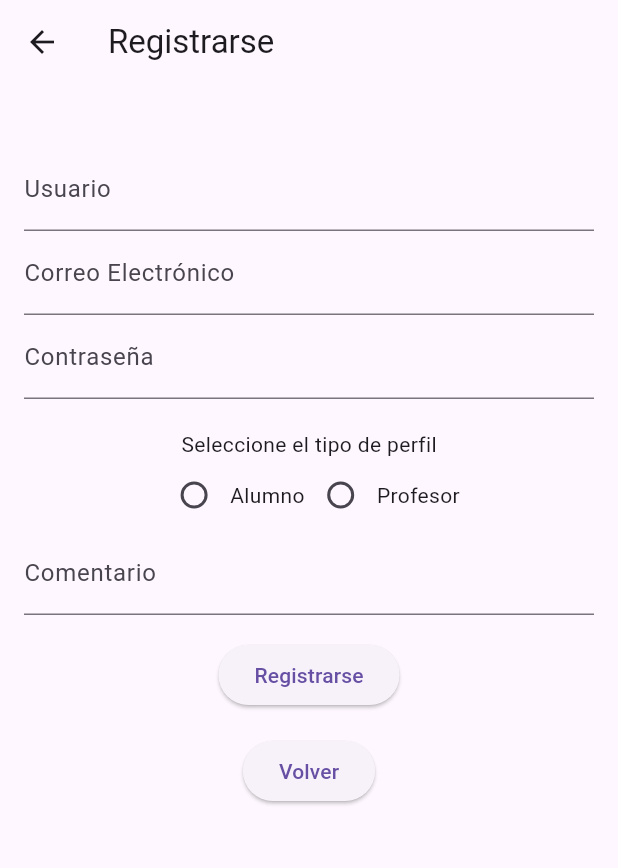
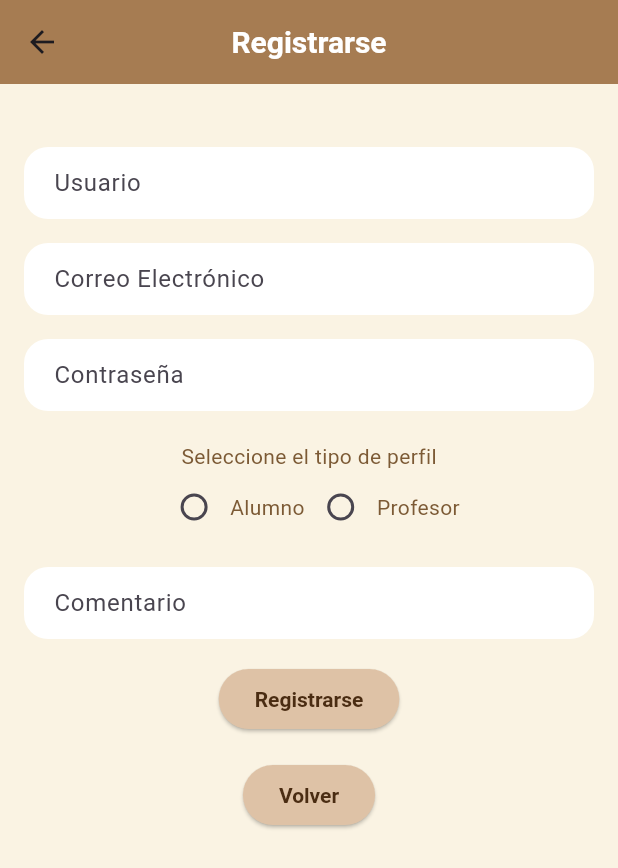
Before and after one commit to JordiFigueras1/TeachMe_App_Flutter_EA, a Flutter app: the screen it shows after launch, after a tap on "Registrarse", on a phone screen of 412 x 824 dp. Shown: the top 868 px of the screen. Run offline on Flutter 3.47's test engine with Material 3 defaults, Android fonts, the phone set to English and light mode, and no system bars; our stand-ins replace dio, get; network calls fail.

Commit message:
prototip app 1

```diff
--- a/lib/Widgets/bottomNavigationBar.dart
+++ b/lib/Widgets/bottomNavigationBar.dart
@@ -1,22 +1,40 @@
 import 'package:flutter/material.dart';
 import 'package:get/get.dart';
-import 'package:flutter_application_1/controllers/navigationController.dart';
 
-class BottomNavScaffold extends StatelessWidget {
+class BottomNavScaffold extends StatefulWidget {
   final Widget child;
-  final NavigationController navController = Get.put(NavigationController());
 
-  BottomNavScaffold({required this.child});
+  const BottomNavScaffold({required this.child, Key? key}) : super(key: key);
+
+  @override
+  _BottomNavScaffoldState createState() => _BottomNavScaffoldState();
+}
+
+class _BottomNavScaffoldState extends State<BottomNavScaffold> {
+  int _selectedIndex = 0;
+
+  // Lista de rutas para la navegación
+  final List<String> _routes = ['/home', '/usuarios', '/experiencies', '/perfil'];
+
+  void _onItemTapped(int index) {
+    if (_selectedIndex != index) {
+      setState(() {
+        _selectedIndex = index;
+      });
+      Get.offNamed(_routes[index]); // Cambiar de pantalla
+    }
+  }
 
   @override
   Widget build(BuildContext context) {
     return Scaffold(
-      body: child,
-      bottomNavigationBar: Obx(() => BottomNavigationBar(
-            currentIndex: navController.selectedIndex.value,
-            onTap: navController.navigateTo,
-            selectedItemColor: const Color.fromARGB(255, 92, 14, 105),
-            unselectedItemColor: Colors.black,
+      body: widget.child,
+      bottomNavigationBar: BottomNavigationBar(
+        currentIndex: _selectedIndex,
+        onTap: _onItemTapped,
+        selectedItemColor: const Color(0xFF8E2DE2),
+        unselectedItemColor: Colors.grey,
+        showUnselectedLabels: false,
         items: const [
           BottomNavigationBarItem(
             icon: Icon(Icons.home),
@@ -30,8 +48,12 @@ class BottomNavScaffold extends StatelessWidget {
             icon: Icon(Icons.local_activity),
             label: 'Experiencias',
           ),
+          BottomNavigationBarItem(
+            icon: Icon(Icons.person_outline),
+            label: 'Perfil',
+          ),
         ],
-          )),
+      ),
     );
   }
 }
--- a/lib/main.dart
+++ b/lib/main.dart
@@ -1,123 +1,39 @@
 import 'package:flutter/material.dart';
 import 'package:get/get.dart';
-import 'package:flutter_application_1/Widgets/bottomNavigationBar.dart';
+import 'package:flutter_application_1/theme/app_theme.dart';
+import 'package:flutter_application_1/widgets/bottomNavigationBar.dart';
+import 'package:flutter_application_1/screen/logIn.dart';
+import 'package:flutter_application_1/screen/register.dart';
+import 'package:flutter_application_1/screen/home.dart';
+import 'package:flutter_application_1/screen/user.dart';
 import 'package:flutter_application_1/screen/experiencies.dart';
-import 'package:flutter_application_1/screen/logIn.dart';
 import 'package:flutter_application_1/screen/perfil.dart';
-import 'package:flutter_application_1/screen/register.dart';
-import 'package:flutter_application_1/screen/user.dart';
-import 'package:flutter_application_1/screen/home.dart';
-
 
 void main() {
-  runApp(
-    MyApp(),
-  );
+  runApp(MyApp());
 }
 
 class MyApp extends StatelessWidget {
   @override
   Widget build(BuildContext context) {
-
-
     return GetMaterialApp(
       debugShowCheckedModeBanner: false,
-      initialRoute: '/login',
-      getPages: [
-        // Ruta de inicio de sesión
-        GetPage(
-          name: '/login',
-          page: () => LogInPage(),
-        ),
-        // Ruta de registro
-        GetPage(
-          name: '/register',
-          page: () => RegisterPage(),
-        ),
-        // Ruta de la pantalla principal con BottomNavScaffold
-        GetPage(
-          name: '/home',
-          page: () => BottomNavScaffold(child: HomePage()),
-        ),
-        GetPage(
-          name: '/usuarios',
-          page: () => BottomNavScaffold(child: UserPage()),
-        ),
-        GetPage(
-          name: '/experiencies',
-          page: () => BottomNavScaffold(child: ExperienciesPage()),
-        ),
-        GetPage(
-          name: '/perfil',
-          page: () => BottomNavScaffold(child: PerfilPage()),
-        ),
-      ],
+      title: 'Mi App Educativa', // Nombre de la aplicación
+      theme: AppTheme.lightTheme, // Tema global definido en app_theme.dart
+      initialRoute: '/login', // Ruta inicial de la aplicación
+      getPages: _getPages(), // Función para registrar las rutas
     );
   }
+
+  // Función que retorna las rutas de la aplicación
+  List<GetPage<dynamic>> _getPages() {
+    return [
+      GetPage(name: '/login', page: () => LogInPage()),
+      GetPage(name: '/register', page: () => RegisterPage()),
+      GetPage(name: '/home', page: () => BottomNavScaffold(child: HomePage())),
+      GetPage(name: '/usuarios', page: () => BottomNavScaffold(child: UserPage())),
+      GetPage(name: '/experiencies', page: () => BottomNavScaffold(child: ExperienciesPage())),
+      GetPage(name: '/perfil', page: () => BottomNavScaffold(child: PerfilPage())),
+    ];
+  }
 }
-
-/* class BottomNavScaffold extends StatefulWidget {
-  final Widget child;
-
-  const BottomNavScaffold({required this.child});
-
-  @override
-  _BottomNavScaffoldState createState() => _BottomNavScaffoldState();
-}
-
-class _BottomNavScaffoldState extends State<BottomNavScaffold> {
-  int _selectedIndex = 0;
-
-  void _onItemTapped(int index) {
-    setState(() {
-      _selectedIndex = index;
-    });
-
-    // Navegación usando Get.toNamed()
-    switch (_selectedIndex) {
-      case 0:
-        Get.toNamed('/home');
-        break;
-      case 1:
-        Get.toNamed('/usuarios');
-        break;
-      case 2:
-        Get.toNamed('/experiencies');
-        break;
-      case 3:
-        Get.toNamed('/perfil');
-        break;
-    }
-  }
-
-  @override
-  Widget build(BuildContext context) {
-    return Scaffold(
-      body: widget.child,
-      bottomNavigationBar: BottomNavigationBar(
-        currentIndex: _selectedIndex,
-        onTap: _onItemTapped,
-        selectedItemColor: const Color.fromARGB(255, 92, 14, 105),
-        unselectedItemColor: Colors.black,
-        items: const [
-          BottomNavigationBarItem(
-            icon: Icon(Icons.home),
-            label: 'Home',
-          ),
-          BottomNavigationBarItem(
-            icon: Icon(Icons.person),
-            label: 'Usuarios',
-          ),
-          BottomNavigationBarItem(
-            icon: Icon(Icons.local_activity),
-            label: 'Experiencias',
-          ),
-          BottomNavigationBarItem(
-            icon: Icon(Icons.person),
-            label: 'Perfil',
-          ),
-        ],
-      ),
-    );
-  }
-} */
--- a/lib/screen/logIn.dart
+++ b/lib/screen/logIn.dart
@@ -3,68 +3,129 @@ import 'package:get/get.dart';
 import 'package:flutter_application_1/controllers/userController.dart';
 
 class LogInPage extends StatelessWidget {
-  // Inyectar el controlador para que esté disponible en esta página
   final UserController userController = Get.put(UserController());
 
   @override
   Widget build(BuildContext context) {
     return Scaffold(
       appBar: AppBar(
-        title: Text('Iniciar Sesión'),
+        title: const Text('Iniciar Sesión'),
       ),
-      body: Padding(
-        padding: const EdgeInsets.all(16.0),
+      body: Center(
+        child: Padding(
+          padding: const EdgeInsets.symmetric(horizontal: 40.0), // Espaciado horizontal para centrar
+          child: SingleChildScrollView(
             child: Column(
+              mainAxisSize: MainAxisSize.min, // Ajusta el tamaño para centrar mejor
               mainAxisAlignment: MainAxisAlignment.center,
+              crossAxisAlignment: CrossAxisAlignment.stretch,
               children: [
+                // **Contenedor con la imagen cuadrada (logo)**
+                Container(
+                    width: 200, // Ancho del contenedor cuadrado
+                    height: 200, // Alto del contenedor cuadrado
+                    decoration: BoxDecoration(
+                        borderRadius: BorderRadius.circular(0), // Sin bordes redondeados
+                      ),
+                    child: ClipRRect(
+                        borderRadius: BorderRadius.circular(0), // Sin bordes redondeados
+                        child: Image.asset(
+                          'assets/images/mi_imagen.png', // Ruta de tu imagen
+                          fit: BoxFit.contain, // Ajustar la imagen sin recortarla
+                        ),
+                      ),
+                ),
+
+                const SizedBox(height: 30), // Espacio después del logo
+
+                // **Título**
+                Text(
+                  "Bienvenido de nuevo",
+                  style: Theme.of(context).textTheme.headlineLarge?.copyWith(
+                        fontWeight: FontWeight.bold,
+                        color: Theme.of(context).primaryColor,
+                      ),
+                  textAlign: TextAlign.center,
+                ),
+                const SizedBox(height: 30),
+
+                // **Campo de correo electrónico**
                 TextField(
                   controller: userController.mailController,
-              decoration: InputDecoration(labelText: 'Correo Electrónico'),
+                  decoration: const InputDecoration(
+                    labelText: 'Correo Electrónico',
+                    prefixIcon: Icon(Icons.email),
                   ),
+                ),
+                const SizedBox(height: 20),
+
+                // **Campo de contraseña**
                 TextField(
                   controller: userController.passwordController,
-              decoration: InputDecoration(labelText: 'Contraseña'),
+                  decoration: const InputDecoration(
+                    labelText: 'Contraseña',
+                    prefixIcon: Icon(Icons.lock),
+                  ),
                   obscureText: true,
                 ),
-            SizedBox(height: 16),
+                const SizedBox(height: 30),
 
-            // Mostrar CircularProgressIndicator o el botón, según el estado de carga
+                // **Botón de iniciar sesión**
                 Obx(() {
                   if (userController.isLoading.value) {
-                return CircularProgressIndicator();
+                    return const Center(
+                      child: CircularProgressIndicator(),
+                    );
                   } else {
                     return ElevatedButton(
                       onPressed: () {
                         userController.logIn();
                       },
-                  child: Text('Iniciar Sesión'),
+                      style: ElevatedButton.styleFrom(
+                        backgroundColor: const Color(0xFFDEC2A6), // Fondo beige claro
+                      ),
+                      child: const Text(
+                        'Iniciar Sesión',
+                        style: TextStyle(color: Color(0xFF4A2C12)), // Texto marrón oscuro
+                      ),
                     );
                   }
                 }),
 
-            // Mostrar mensaje de error si existe
+                const SizedBox(height: 16),
+
+                // **Mensaje de error si existe**
                 Obx(() {
                   if (userController.errorMessage.isNotEmpty) {
                     return Padding(
-                  padding: const EdgeInsets.only(top: 8.0),
+                      padding: const EdgeInsets.only(top: 12.0),
                       child: Text(
                         userController.errorMessage.value,
-                    style: TextStyle(color: Colors.red),
+                        style: const TextStyle(color: Colors.red),
+                        textAlign: TextAlign.center,
                       ),
                     );
                   } else {
-                return Container();
+                    return const SizedBox.shrink();
                   }
                 }),
 
-            SizedBox(height: 16),
+                const SizedBox(height: 16),
 
-            // Botón para navegar a la página de registro
+                // **Botón para registrarse**
                 ElevatedButton(
                   onPressed: () => Get.toNamed('/register'),
-              child: Text('Registrarse'),
+                  style: ElevatedButton.styleFrom(
+                    backgroundColor: const Color(0xFFDEC2A6), // Botón beige claro
+                  ),
+                  child: const Text(
+                    'Registrarse',
+                    style: TextStyle(color: Color(0xFF4A2C12)), // Texto marrón oscuro
+                  ),
                 ),
               ],
+            ),
+          ),
         ),
       ),
     );
--- a/lib/screen/register.dart
+++ b/lib/screen/register.dart
@@ -8,7 +8,7 @@ class RegisterPage extends StatelessWidget {
   @override
   Widget build(BuildContext context) {
     return Scaffold(
-      appBar: AppBar(title: Text('Registrarse')),
+      appBar: AppBar(title: const Text('Registrarse')),
       body: SizedBox.expand(
         child: SingleChildScrollView(
           child: Padding(
@@ -17,27 +17,31 @@ class RegisterPage extends StatelessWidget {
               mainAxisAlignment: MainAxisAlignment.center,
               mainAxisSize: MainAxisSize.min,
               children: [
-                SizedBox(height: 26),
+                const SizedBox(height: 26),
+                // **Campo de usuario**
                 TextField(
                   controller: registerController.nameController,
-                  decoration: InputDecoration(labelText: 'Usuario'),
+                  decoration: const InputDecoration(labelText: 'Usuario'),
                 ),
+                const SizedBox(height: 16), // Espacio entre los campos
+                // **Campo de correo electrónico**
                 TextField(
                   controller: registerController.mailController,
                   keyboardType: TextInputType.emailAddress,
-                  decoration: InputDecoration(labelText: 'Correo Electrónico'),
+                  decoration: const InputDecoration(labelText: 'Correo Electrónico'),
                 ),
+                const SizedBox(height: 16), // Espacio entre los campos
+                // **Campo de contraseña**
                 TextField(
                   controller: registerController.passwordController,
-                  decoration: InputDecoration(labelText: 'Contraseña'),
+                  decoration: const InputDecoration(labelText: 'Contraseña'),
                   obscureText: true,
                 ),
-                SizedBox(height: 20),
-                Text('Seleccione el tipo de perfil'),
+                const SizedBox(height: 20), // Espacio entre los campos
+                // **Seleccionar tipo de perfil**
+                const Text('Seleccione el tipo de perfil'),
                 Padding(
-                  padding: const EdgeInsets.symmetric(
-                    horizontal: 30,
-                  ),
+                  padding: const EdgeInsets.symmetric(horizontal: 30),
                   child: GetBuilder<RegisterController>(builder: (controller) {
                     return Row(
                       mainAxisAlignment: MainAxisAlignment.center,
@@ -50,9 +54,7 @@ class RegisterPage extends StatelessWidget {
                             controller.setPerfil(value!);
                           },
                         ),
-                        const Text(
-                          'Alumno',
-                        ),
+                        const Text('Alumno'),
                         Radio(
                           activeColor: Colors.blue,
                           value: 1,
@@ -61,51 +63,63 @@ class RegisterPage extends StatelessWidget {
                             controller.setPerfil(value!);
                           },
                         ),
-                        const Text(
-                          'Profesor',
-                        ),
+                        const Text('Profesor'),
                       ],
                     );
                   }),
                 ),
+                const SizedBox(height: 16), // Espacio después de la selección
+                // **Comentario**
                 TextField(
                   controller: registerController.commentController,
-                  decoration: InputDecoration(labelText: 'Comentario'),
+                  decoration: const InputDecoration(labelText: 'Comentario'),
                 ),
-                SizedBox(height: 16),
-                // Mostrar CircularProgressIndicator o botón de registro según el estado de carga
+                const SizedBox(height: 16), // Espacio adicional
+                // **Botón de registrarse**
                 Obx(() {
                   if (registerController.isLoading.value) {
-                    return CircularProgressIndicator();
+                    return const CircularProgressIndicator();
                   } else {
                     return ElevatedButton(
                       onPressed: registerController.signUp,
-                      child: Text('Registrarse'),
+                      style: ElevatedButton.styleFrom(
+                        backgroundColor: const Color(0xFFDEC2A6), // Fondo beige
+                      ),
+                      child: const Text(
+                        'Registrarse',
+                        style: TextStyle(color: Color(0xFF4A2C12)), // Texto marrón
+                      ),
                     );
                   }
                 }),
 
-                // Mostrar mensaje de error si existe
+                // **Mensaje de error**
                 Obx(() {
                   if (registerController.errorMessage.isNotEmpty) {
                     return Padding(
                       padding: const EdgeInsets.only(top: 8.0),
                       child: Text(
                         registerController.errorMessage.value,
-                        style: TextStyle(color: Colors.red),
+                        style: const TextStyle(color: Colors.red),
                       ),
                     );
                   } else {
-                    return Container();
+                    return const SizedBox.shrink();
                   }
                 }),
 
-                SizedBox(height: 16),
+                const SizedBox(height: 16),
 
-                // Botón para volver a la página de inicio de sesión
+                // **Botón para volver al login**
                 ElevatedButton(
                   onPressed: () => Get.toNamed('/login'),
-                  child: Text('Volver'),
+                  style: ElevatedButton.styleFrom(
+                    backgroundColor: const Color(0xFFDEC2A6), // Fondo beige
+                  ),
+                  child: const Text(
+                    'Volver',
+                    style: TextStyle(color: Color(0xFF4A2C12)), // Texto marrón
+                  ),
                 ),
               ],
             ),
--- /dev/null
+++ b/lib/theme/app_theme.dart
@@ -0,0 +1,36 @@
+import 'package:flutter/material.dart';
+
+class AppTheme {
+  static final lightTheme = ThemeData(
+    primaryColor: const Color(0xFFA67C52), // Marrón claro
+    scaffoldBackgroundColor: const Color(0xFFFAF3E3), // Fondo beige claro
+    textTheme: const TextTheme(
+      headlineLarge: TextStyle(fontSize: 32, fontWeight: FontWeight.bold, color: Color(0xFF4A2C12)), // Letras marrón oscuro
+      bodyLarge: TextStyle(fontSize: 16, color: Color(0xFF4A2C12)), // Texto general marrón oscuro
+      bodyMedium: TextStyle(fontSize: 14, color: Color(0xFF7C5A35)), // Texto secundario marrón medio
+    ),
+    elevatedButtonTheme: ElevatedButtonThemeData(
+      style: ElevatedButton.styleFrom(
+        backgroundColor: const Color(0xFFDEC2A6), // Marrón beige para los botones
+        shape: RoundedRectangleBorder(borderRadius: BorderRadius.circular(20)),
+        padding: const EdgeInsets.symmetric(horizontal: 24, vertical: 12),
+        textStyle: const TextStyle(color: Color(0xFF4A2C12), fontWeight: FontWeight.bold), // Texto de botones marrón oscuro
+      ),
+    ),
+    inputDecorationTheme: InputDecorationTheme(
+      filled: true,
+      fillColor: Colors.white,
+      border: OutlineInputBorder(
+        borderRadius: BorderRadius.circular(16),
+        borderSide: BorderSide.none,
+      ),
+      contentPadding: const EdgeInsets.symmetric(horizontal: 16, vertical: 12),
+    ),
+    appBarTheme: const AppBarTheme(
+      backgroundColor: Color(0xFFA67C52), // Marrón claro para el AppBar
+      elevation: 0,
+      centerTitle: true,
+      titleTextStyle: TextStyle(color: Colors.white, fontSize: 20, fontWeight: FontWeight.bold),
+    ),
+  );
+}
--- a/pubspec.yaml
+++ b/pubspec.yaml
@@ -34,7 +34,6 @@ dependencies:
   http: ^0.13.4
   provider: ^6.0.3
 
-
   # The following adds the Cupertino Icons font to your application.
   # Use with the CupertinoIcons class for iOS style icons.
   cupertino_icons: ^1.0.8
@@ -61,6 +60,9 @@ flutter:
   # included with your application, so that you can use the icons in
   # the material Icons class.
   uses-material-design: true
+
+  assets:
+    - assets/images/ # Ruta de las imágenes
 
   # To add assets to your application, add an assets section, like this:
   # assets:
```
Also changed, not shown: assets/images/mi_imagen.png (added). Lines whose indentation alone changed are shown as unchanged.
